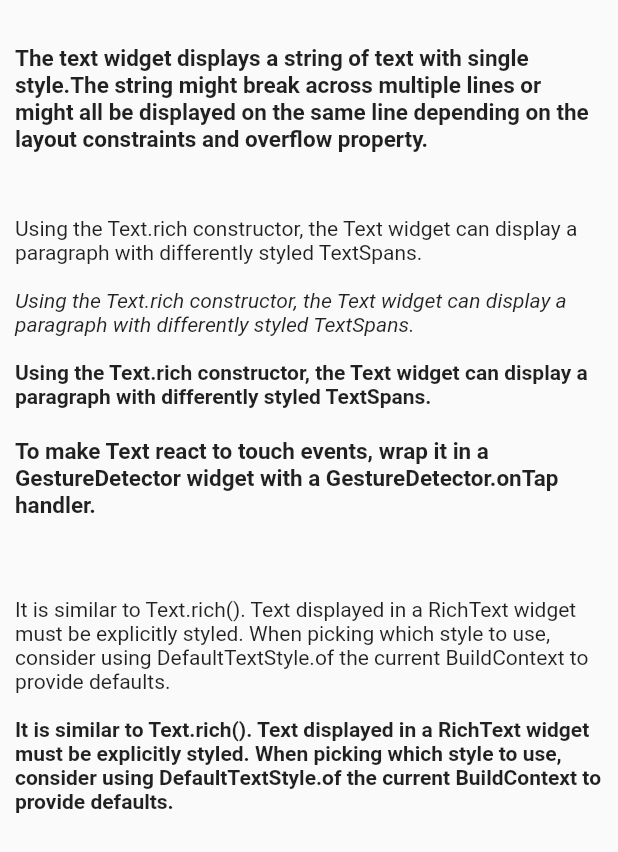
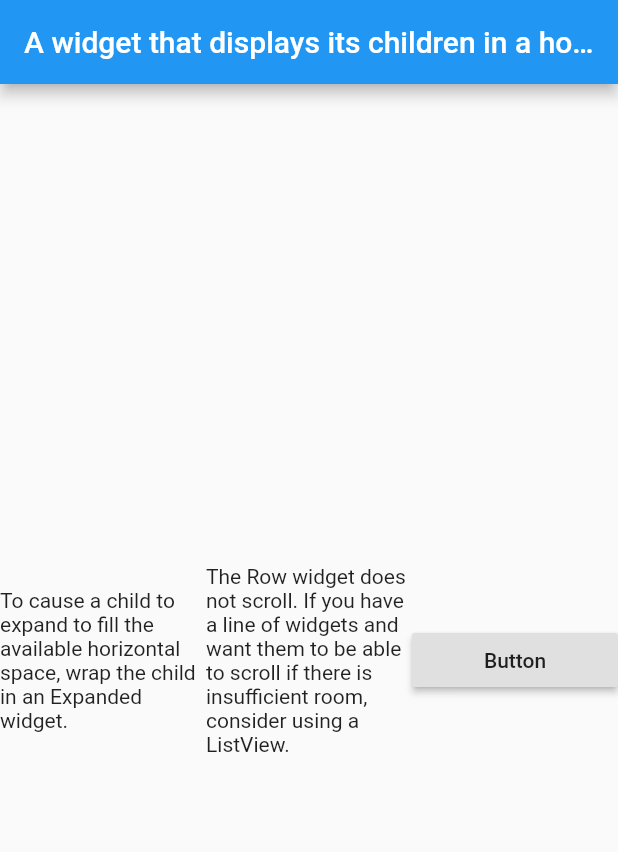
Before and after one commit to junawaneshivani/Flutter, a Flutter app: the screen it shows after launch, on a phone screen of 412 x 824 dp. Shown: the top 852 px of the screen. Run offline on Flutter 3.47's test engine with Material 2 defaults, Android fonts, the phone set to English and light mode, and no system bars.

Commit message:
Added Scaffold, row and stateful widgets

```diff
--- a/lib/main.dart
+++ b/lib/main.dart
@@ -1,5 +1,9 @@
 import 'package:flutter/material.dart';
+import 'package:flutter_tutorial/screens/row_widget.dart';
 import 'screens/text_widget.dart';
+import 'screens/scaffold_widget.dart';
+import 'screens/stateful_widgets.dart';
+
 
 void main() => runApp(HomePage());
 
@@ -9,7 +13,7 @@ class HomePage extends StatelessWidget {
     return MaterialApp(
       debugShowCheckedModeBanner: false,
       home: Scaffold(
-        body: TextWidget()
+        body: RowWidget()
       )
     );
   }
--- /dev/null
+++ b/lib/screens/row_widget.dart
@@ -0,0 +1,34 @@
+import 'package:flutter/material.dart';
+
+
+class RowWidget extends StatelessWidget {
+  @override
+  Widget build(BuildContext context) {
+    return Scaffold(
+      appBar: AppBar(
+        title: Text('A widget that displays its children in a horizontal array.'),
+      ),
+      body: Center(
+        child: Row(
+          children: <Widget>[
+            Expanded(
+              child: Text('To cause a child to expand to fill the available horizontal space, wrap the child in an Expanded widget.')
+            ),
+            Expanded(
+              child: Text(
+                'The Row widget does not scroll. If you have a line of widgets and want them to be able to scroll if there is insufficient room, consider using a ListView.'
+              )
+            ),
+            Expanded(
+              child: RaisedButton(
+                child: Text('Button'),
+                onPressed: () { print('Do nothing.'); },
+              )
+            )
+          ],
+        )
+      ),
+
+    );
+  }
+}
--- /dev/null
+++ b/lib/screens/scaffold_widget.dart
@@ -0,0 +1,39 @@
+import 'package:flutter/material.dart';
+
+class ScaffoldWidget extends StatelessWidget {
+  @override
+  Widget build(BuildContext context) {
+    return Scaffold(
+      appBar: AppBar(
+        title: Text('The Scaffold widget has appbar property')
+      ),
+      body: Center(
+        child: Padding(
+          padding: EdgeInsets.all(15),
+          child: RichText(
+            text: TextSpan (
+              style: TextStyle(fontSize: 20, color: Colors.black),
+              children: <TextSpan>[
+                TextSpan( text: 'This is the body of the Scaffold Widget which takes up all the available space.'),
+                TextSpan( text: "\n\nWhen the device's keyboard appears the Scaffold's ancestor MediaQuery widget's MediaQueryData.viewInsets changes and the Scaffold will be rebuilt. By default the scaffold's body is resized to make room for the keyboard. To prevent the resize set resizeToAvoidBottomInset to false.")
+              ]
+            )
+          )
+        )
+      ),
+      backgroundColor: Colors.lightBlue.shade100, //Colors.lightBlue[100]
+      floatingActionButton: FloatingActionButton(
+        onPressed: (){print('You pressed me.');},
+        tooltip: 'Click me',
+        child: Icon(Icons.add),
+      ),
+      bottomNavigationBar: BottomAppBar(
+        shape: const CircularNotchedRectangle(),
+        child: Container(
+          height: 50.0,
+        ),
+      ),
+      floatingActionButtonLocation: FloatingActionButtonLocation.centerDocked,
+    );
+  }
+}
```
Also changed, not shown: lib/screens/stateful_widgets.dart (added, +38 -0 lines), 1 other file.
